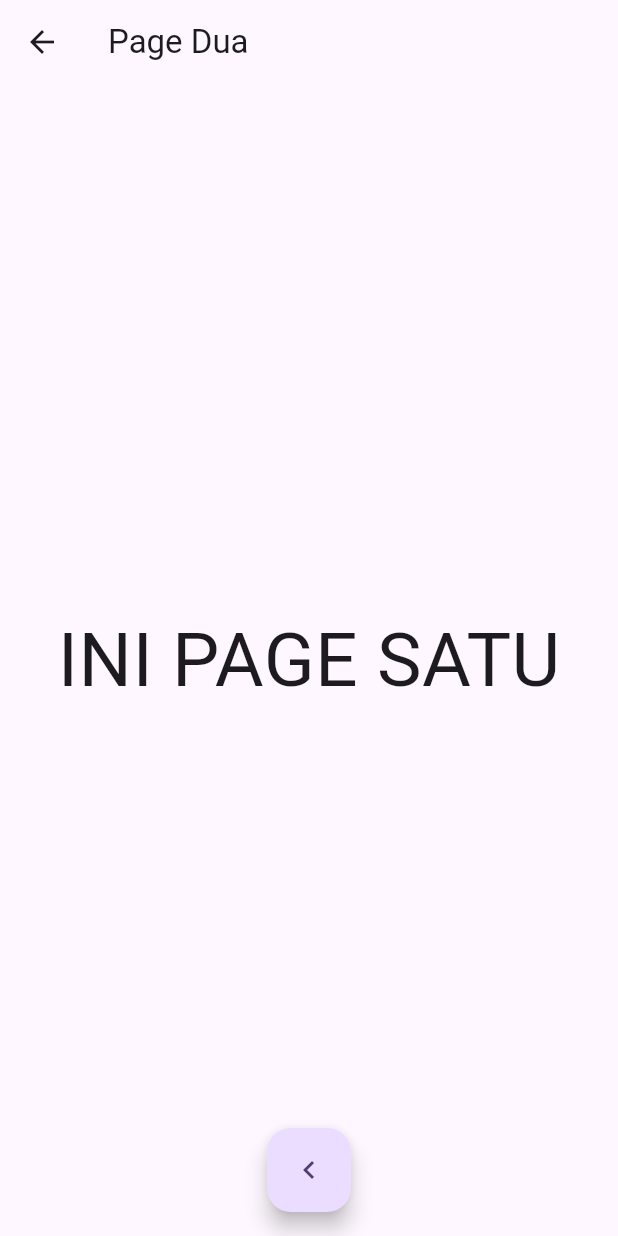
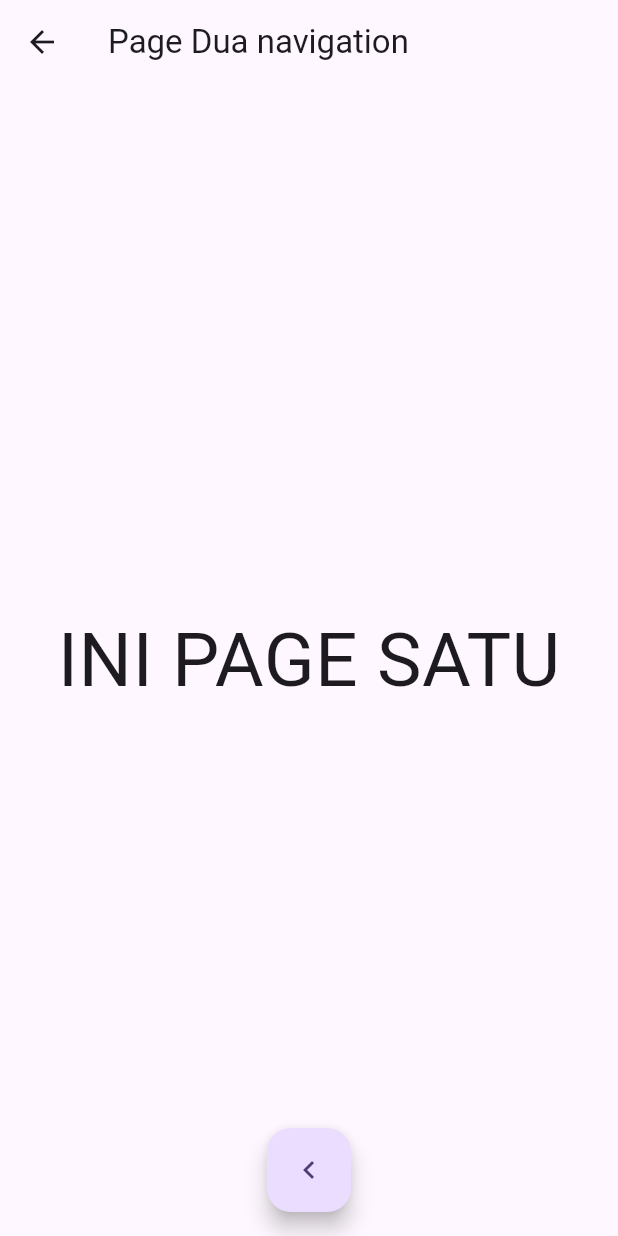
Before and after one commit to rasyid32/Modul-MWS, a Flutter app: the screen it shows after launch, after a tap on the "keyboard arrow right" icon, on a phone screen of 412 x 824 dp. Run offline on Flutter 3.47's test engine with Material 3 defaults, Android fonts, the phone set to English and light mode, and no system bars; our stand-ins replace faker.

Commit message:
navigation

```diff
--- a/lib/views/navigation/pageDua.dart
+++ b/lib/views/navigation/pageDua.dart
@@ -5,7 +5,7 @@ class PageDua extends StatelessWidget {
   Widget build(BuildContext context) {
     return Scaffold(
       appBar: AppBar(
-        title: Text("Page Dua"),
+        title: Text("Page Dua navigation"),
       ),
       body: Center(
         child: Text("INI PAGE SATU",
--- a/lib/views/navigation/pageSatu.dart
+++ b/lib/views/navigation/pageSatu.dart
@@ -6,7 +6,7 @@ class PageSatu extends StatelessWidget {
   Widget build(BuildContext context) {
     return Scaffold(
       appBar: AppBar(
-        title: Text("Page satu"),
+        title: Text("Page satu navigation"),
       ),
       body: Center(
         child: Text("INI PAGE SATU",
```
